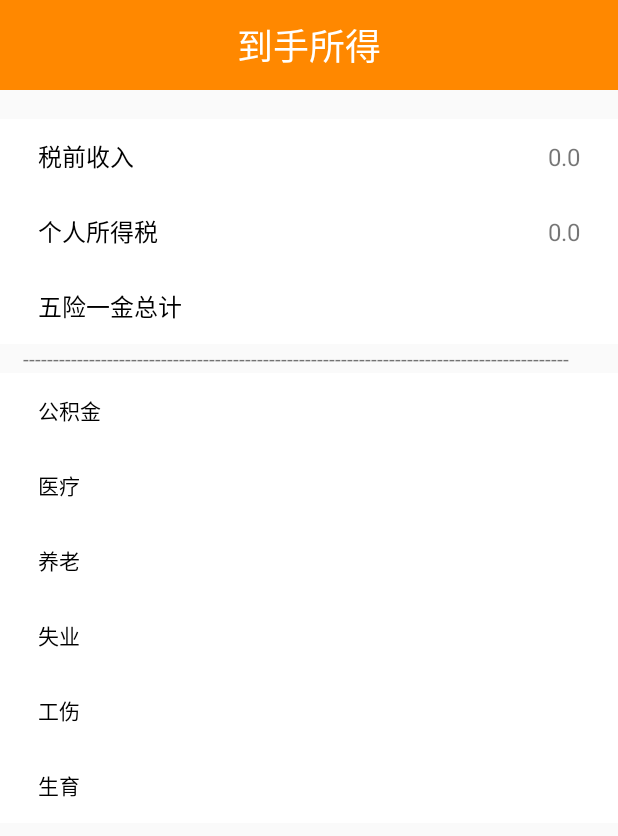
After one commit to LsKiKi/SuperCalculator, an Android app: the PersonActivity screen opened directly, with no data from a screen before it, on a phone screen of 412 x 824 dp. The commit adds this screen. Shown: the top 836 px of the screen. Run offline under Robolectric (Android 15) with nearby library versions, the phone set to English and light mode, and no system bars; 2 statements that could not run were skipped.

Commit message:
person tax

```diff
--- a/app/src/main/AndroidManifest.xml
+++ b/app/src/main/AndroidManifest.xml
@@ -21,7 +21,11 @@
                 <action android:name="android.intent.action.MAIN" />
             </intent-filter>
         </activity>
-
+        <activity android:name="com.whut.wlqk.superCalculator.PersonActivity">
+            <intent-filter>
+                <action android:name="android.intent.action.MAIN" />
+            </intent-filter>
+        </activity>
     </application>
 
 </manifest>
--- /dev/null
+++ b/app/src/main/java/com/whut/wlqk/superCalculator/PersonActivity.java
@@ -0,0 +1,44 @@
+package com.whut.wlqk.superCalculator;
+
+import android.annotation.SuppressLint;
+import android.content.Intent;
+import android.os.Bundle;
+import android.widget.TextView;
+
+import com.whut.wlqk.superCalculator.utils.tax.PersonalTax;
+import com.whut.wlqk.superCalculator.utils.tax.TaxInterface;
+
+public class PersonActivity extends BaseActivity{
+
+    TextView tax_before_income,person_tax,total_ihf;
+    double income,threshold,person_get_tax;
+
+    @Override
+    protected void onCreate(Bundle savedInstanceState) {
+        super.onCreate(savedInstanceState);
+        setContentView(R.layout.person_tax_result);
+
+        tax_before_income = findViewById(R.id.tax_before_income);
+        person_tax = findViewById(R.id.person_tax);
+        total_ihf = findViewById(R.id.ihf);
+
+        //获取结果
+        Intent intent = getIntent();
+        Bundle extras = intent.getExtras();
+
+        //税前收入
+        income = extras.getDouble("income");
+        tax_before_income.setText(String.valueOf(income));
+
+        //起征点
+        threshold = extras.getDouble("threshold");
+
+        TaxInterface taxInterface = new PersonalTax(income,threshold);
+        //个人所得税
+        person_get_tax = taxInterface.result();
+        person_tax.setText(String.valueOf(person_get_tax));
+
+
+
+    }
+}
--- a/app/src/main/res/layout/person_tax_result.xml
+++ b/app/src/main/res/layout/person_tax_result.xml
@@ -3,7 +3,8 @@
     xmlns:android="http://schemas.android.com/apk/res/android"
     xmlns:tools="http://schemas.android.com/tools"
     android:layout_width="match_parent"
-    android:layout_height="match_parent">
+    android:layout_height="match_parent"
+    tools:context=".PersonActivity">
 
     <LinearLayout
         android:layout_width="match_parent"
@@ -43,7 +44,7 @@
                 android:textSize="16sp" />
 
             <TextView
-                android:id="@+id/tax_before_incom"
+                android:id="@+id/tax_before_income"
                 android:layout_width="wrap_content"
                 android:layout_height="match_parent"
                 android:layout_weight="1"
```
Also changed, not shown: app/src/main/java/com/whut/wlqk/superCalculator/monthlySalary.java (+19 -2 lines).
